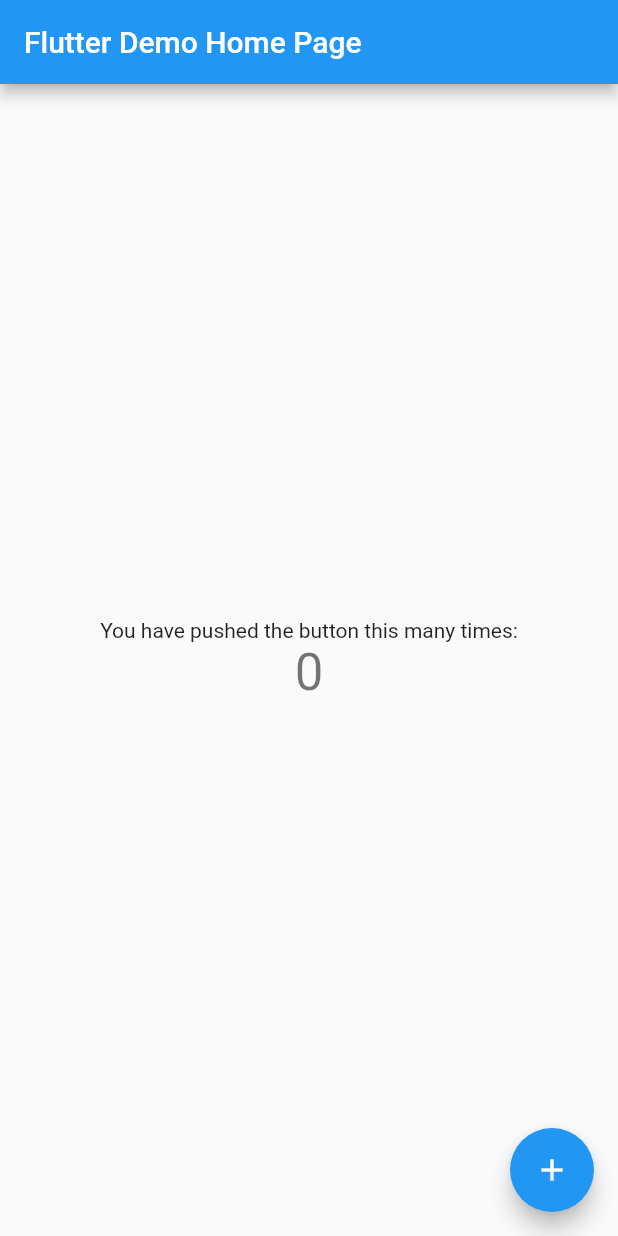
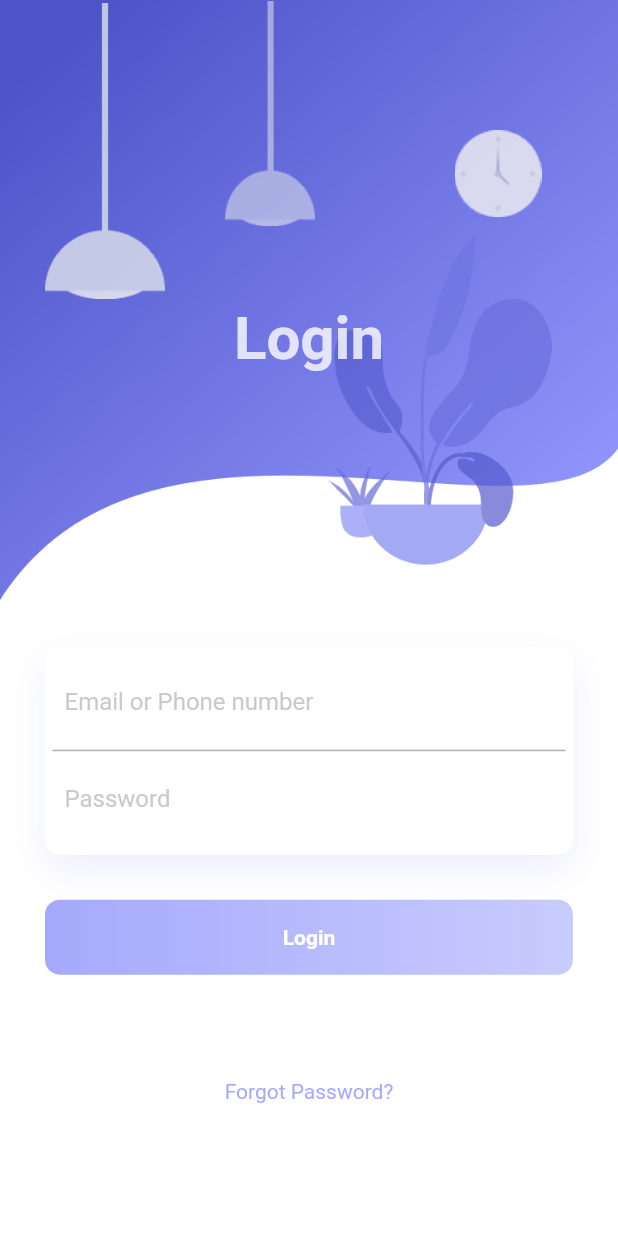
Before and after one commit to waelTeam/centre-de-formation, a Flutter app: the screen it shows after launch, on a phone screen of 412 x 824 dp. Run offline on Flutter 3.47's test engine with Material 2 defaults, Android fonts, the phone set to English and light mode, and no system bars; our stand-ins replace simple_animations.

Commit message:
wael commit

```diff
--- a/lib/main.dart
+++ b/lib/main.dart
@@ -1,113 +1,150 @@
+import '/animation/FadeAnimation.dart';
 import 'package:flutter/material.dart';
 
-void main() {
-  runApp(MyApp());
-}
+void main() => runApp(
+    MaterialApp(
+      debugShowCheckedModeBanner: false,
+      home: HomePage(),
+    )
+);
 
-class MyApp extends StatelessWidget {
-  // This widget is the root of your application.
+class HomePage extends StatelessWidget {
   @override
   Widget build(BuildContext context) {
-    return MaterialApp(
-      title: 'Flutter Demo',
-      theme: ThemeData(
-        // This is the theme of your application.
-        //
-        // Try running your application with "flutter run". You'll see the
-        // application has a blue toolbar. Then, without quitting the app, try
-        // changing the primarySwatch below to Colors.green and then invoke
-        // "hot reload" (press "r" in the console where you ran "flutter run",
-        // or simply save your changes to "hot reload" in a Flutter IDE).
-        // Notice that the counter didn't reset back to zero; the application
-        // is not restarted.
-        primarySwatch: Colors.blue,
-      ),
-      home: MyHomePage(title: 'Flutter Demo Home Page'),
+    return Scaffold(
+        backgroundColor: Colors.white,
+        body: SingleChildScrollView(
+          child: Container(
+            child: Column(
+              children: <Widget>[
+                Container(
+                  height: 400,
+                  decoration: BoxDecoration(
+                      image: DecorationImage(
+                          image: AssetImage('assets/images/background.png'),
+                          fit: BoxFit.fill
+                      )
+                  ),
+                  child: Stack(
+                    children: <Widget>[
+                      Positioned(
+                        left: 30,
+                        width: 80,
+                        height: 200,
+                        child: FadeAnimation(1, Container(
+                          decoration: BoxDecoration(
+                              image: DecorationImage(
+                                  image: AssetImage('assets/images/light-1.png')
+                              )
+                          ),
+                        )),
+                      ),
+                      Positioned(
+                        left: 140,
+                        width: 80,
+                        height: 150,
+                        child: FadeAnimation(1.3, Container(
+                          decoration: BoxDecoration(
+                              image: DecorationImage(
+                                  image: AssetImage('assets/images/light-2.png')
+                              )
+                          ),
+                        )),
+                      ),
+                      Positioned(
+                        right: 40,
+                        top: 40,
+                        width: 80,
+                        height: 150,
+                        child: FadeAnimation(1.5, Container(
+                          decoration: BoxDecoration(
+                              image: DecorationImage(
+                                  image: AssetImage('assets/images/clock.png')
+                              )
+                          ),
+                        )),
+                      ),
+                      Positioned(
+                        child: FadeAnimation(1.6, Container(
+                          margin: EdgeInsets.only(top: 50),
+                          child: Center(
+                            child: Text("Login", style: TextStyle(color: Colors.white, fontSize: 40, fontWeight: FontWeight.bold),),
+                          ),
+                        )),
+                      )
+                    ],
+                  ),
+                ),
+                Padding(
+                  padding: EdgeInsets.all(30.0),
+                  child: Column(
+                    children: <Widget>[
+                      FadeAnimation(1.8, Container(
+                        padding: EdgeInsets.all(5),
+                        decoration: BoxDecoration(
+                            color: Colors.white,
+                            borderRadius: BorderRadius.circular(10),
+                            boxShadow: [
+                              BoxShadow(
+                                  color: Color.fromRGBO(143, 148, 251, .2),
+                                  blurRadius: 20.0,
+                                  offset: Offset(0, 10)
+                              )
+                            ]
+                        ),
+                        child: Column(
+                          children: <Widget>[
+                            Container(
+                              padding: EdgeInsets.all(8.0),
+                              decoration: BoxDecoration(
+                                  border: Border(bottom: BorderSide(color: Colors.grey))
+                              ),
+                              child: TextField(
+                                decoration: InputDecoration(
+                                    border: InputBorder.none,
+                                    hintText: "Email or Phone number",
+                                    hintStyle: TextStyle(color: Colors.grey[400])
+                                ),
+                              ),
+                            ),
+                            Container(
+                              padding: EdgeInsets.all(8.0),
+                              child: TextField(
+                                decoration: InputDecoration(
+                                    border: InputBorder.none,
+                                    hintText: "Password",
+                                    hintStyle: TextStyle(color: Colors.grey[400])
+                                ),
+                              ),
+                            )
+                          ],
+                        ),
+                      )),
+                      SizedBox(height: 30,),
+                      FadeAnimation(2, Container(
+                        height: 50,
+                        decoration: BoxDecoration(
+                            borderRadius: BorderRadius.circular(10),
+                            gradient: LinearGradient(
+                                colors: [
+                                  Color.fromRGBO(143, 148, 251, 1),
+                                  Color.fromRGBO(143, 148, 251, .6),
+                                ]
+                            )
+                        ),
+                        child: Center(
+                          child: Text("Login", style: TextStyle(color: Colors.white, fontWeight: FontWeight.bold),),
+                        ),
+                      )),
+                      SizedBox(height: 70,),
+                      FadeAnimation(1.5, Text("Forgot Password?", style: TextStyle(color: Color.fromRGBO(143, 148, 251, 1)),)),
+                    ],
+                  ),
+                )
+              ],
+            ),
+          ),
+        )
     );
   }
 }
-
-class MyHomePage extends StatefulWidget {
-  MyHomePage({Key? key, required this.title}) : super(key: key);
-
-  // This widget is the home page of your application. It is stateful, meaning
-  // that it has a State object (defined below) that contains fields that affect
-  // how it looks.
-
-  // This class is the configuration for the state. It holds the values (in this
-  // case the title) provided by the parent (in this case the App widget) and
-  // used by the build method of the State. Fields in a Widget subclass are
-  // always marked "final".
-
-  final String title;
-
-  @override
-  _MyHomePageState createState() => _MyHomePageState();
-}
-
-class _MyHomePageState extends State<MyHomePage> {
-  int _counter = 0;
-
-  void _incrementCounter() {
-    setState(() {
-      // This call to setState tells the Flutter framework that something has
-      // changed in this State, which causes it to rerun the build method below
-      // so that the display can reflect the updated values. If we changed
-      // _counter without calling setState(), then the build method would not be
-      // called again, and so nothing would appear to happen.
-      _counter++;
-    });
-  }
-
-  @override
-  Widget build(BuildContext context) {
-    // This method is rerun every time setState is called, for instance as done
-    // by the _incrementCounter method above.
-    //
-    // The Flutter framework has been optimized to make rerunning build methods
-    // fast, so that you can just rebuild anything that needs updating rather
-    // than having to individually change instances of widgets.
-    return Scaffold(
-      appBar: AppBar(
-        // Here we take the value from the MyHomePage object that was created by
-        // the App.build method, and use it to set our appbar title.
-        title: Text(widget.title),
-      ),
-      body: Center(
-        // Center is a layout widget. It takes a single child and positions it
-        // in the middle of the parent.
-        child: Column(
-          // Column is also a layout widget. It takes a list of children and
-          // arranges them vertically. By default, it sizes itself to fit its
-          // children horizontally, and tries to be as tall as its parent.
-          //
-          // Invoke "debug painting" (press "p" in the console, choose the
-          // "Toggle Debug Paint" action from the Flutter Inspector in Android
-          // Studio, or the "Toggle Debug Paint" command in Visual Studio Code)
-          // to see the wireframe for each widget.
-          //
-          // Column has various properties to control how it sizes itself and
-          // how it positions its children. Here we use mainAxisAlignment to
-          // center the children vertically; the main axis here is the vertical
-          // axis because Columns are vertical (the cross axis would be
-          // horizontal).
-          mainAxisAlignment: MainAxisAlignment.center,
-          children: <Widget>[
-            Text(
-              'You have pushed the button this many times:',
-            ),
-            Text(
-              '$_counter',
-              style: Theme.of(context).textTheme.headline4,
-            ),
-          ],
-        ),
-      ),
-      floatingActionButton: FloatingActionButton(
-        onPressed: _incrementCounter,
-        tooltip: 'Increment',
-        child: Icon(Icons.add),
-      ), // This trailing comma makes auto-formatting nicer for build methods.
-    );
-  }
-}
```
